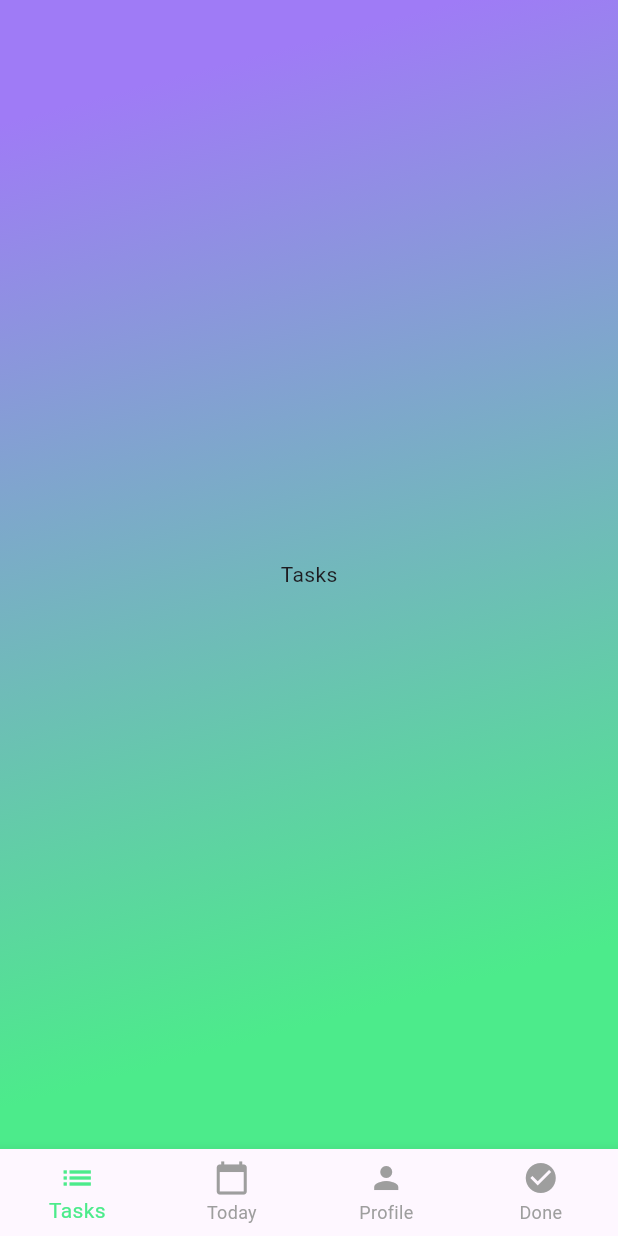
After one commit to Mapenergo/dodiddone, a Flutter app: the MainPage screen opened directly, on a phone screen of 412 x 824 dp. The commit adds this screen. Run offline on Flutter 3.47's test engine with Material 3 defaults, Android fonts, the phone set to English and light mode, and no system bars.

Commit message:
Main Page Created

```diff
--- /dev/null
+++ b/lib/pages/main_page.dart
@@ -0,0 +1,82 @@
+import 'package:dodiddone/theme/theme.dart';
+import 'package:flutter/material.dart';
+
+class MainPage extends StatefulWidget {
+  const MainPage({Key? key}) : super(key: key);
+
+  @override
+  State<MainPage> createState() => _MainPageState();
+}
+
+class _MainPageState extends State<MainPage> {
+  int _selectedIndex = 0;
+  bool _isLogin = true; // Add this line
+
+  static const List<Widget> _widgetOptions = <Widget>[
+    Text('Tasks'),
+    Text('Today'),
+    Text('Profile'),
+    Text('Done'),
+  ];
+
+  void _onItemTapped(int index) {
+    setState(() {
+      _selectedIndex = index;
+    });
+  }
+
+  @override
+  Widget build(BuildContext context) {
+    final primaryColor = DoDidDoneTheme.lightTheme.colorScheme.primary;
+    final secondaryColor = DoDidDoneTheme.lightTheme.colorScheme.secondary;
+
+    return Scaffold(
+      extendBodyBehindAppBar: true,
+      appBar: AppBar(
+        backgroundColor: Colors.transparent,
+        elevation: 0,
+      ),
+      body: Container( // Wrap the body with Container
+        decoration: BoxDecoration(
+          gradient: LinearGradient(
+            begin: Alignment.topLeft,
+            end: Alignment.bottomCenter,
+            colors: _isLogin
+                ? [secondaryColor, primaryColor]
+                : [primaryColor, secondaryColor],
+            stops: const [0.1, 0.9], // Primary color takes up 90%
+          ),
+        ),
+        child: Center(
+          child: _widgetOptions.elementAt(_selectedIndex),
+        ),
+      ),
+      bottomNavigationBar: BottomNavigationBar(
+        items: const <BottomNavigationBarItem>[
+          BottomNavigationBarItem(
+            icon: Icon(Icons.list),
+            label: 'Tasks',
+          ),
+          BottomNavigationBarItem(
+            icon: Icon(Icons.calendar_today),
+            label: 'Today',
+          ),
+          BottomNavigationBarItem(
+            icon: Icon(Icons.person),
+            label: 'Profile',
+          ),
+          BottomNavigationBarItem(
+            icon: Icon(Icons.check_circle),
+            label: 'Done',
+          ),
+        ],
+        currentIndex: _selectedIndex,
+        onTap: _onItemTapped,
+        selectedItemColor: primaryColor,
+        unselectedItemColor: Colors.grey,
+        showUnselectedLabels: true,
+        type: BottomNavigationBarType.fixed,
+      ),
+    );
+  }
+}
--- a/lib/theme/theme.dart
+++ b/lib/theme/theme.dart
@@ -9,5 +9,16 @@ class DoDidDoneTheme {
       secondary: const Color(0xFF9f7bf6), // #9f7bf6
     ),
     useMaterial3: true,
+    // Add elevatedButtonTheme
+    elevatedButtonTheme: ElevatedButtonThemeData(
+      style: ElevatedButton.styleFrom(
+        foregroundColor: Colors.white, // Default text color
+        textStyle: const TextStyle(fontSize: 18, color: Colors.white), // Default text style
+        padding: const EdgeInsets.symmetric(horizontal: 20, vertical: 15), // Default padding
+        shape: RoundedRectangleBorder(
+          borderRadius: BorderRadius.circular(20), // Default border radius
+        ),
+      ),
+    ),
   );
 }
```
Also changed, not shown: lib/pages/login_page.dart (+25 -15 lines).
